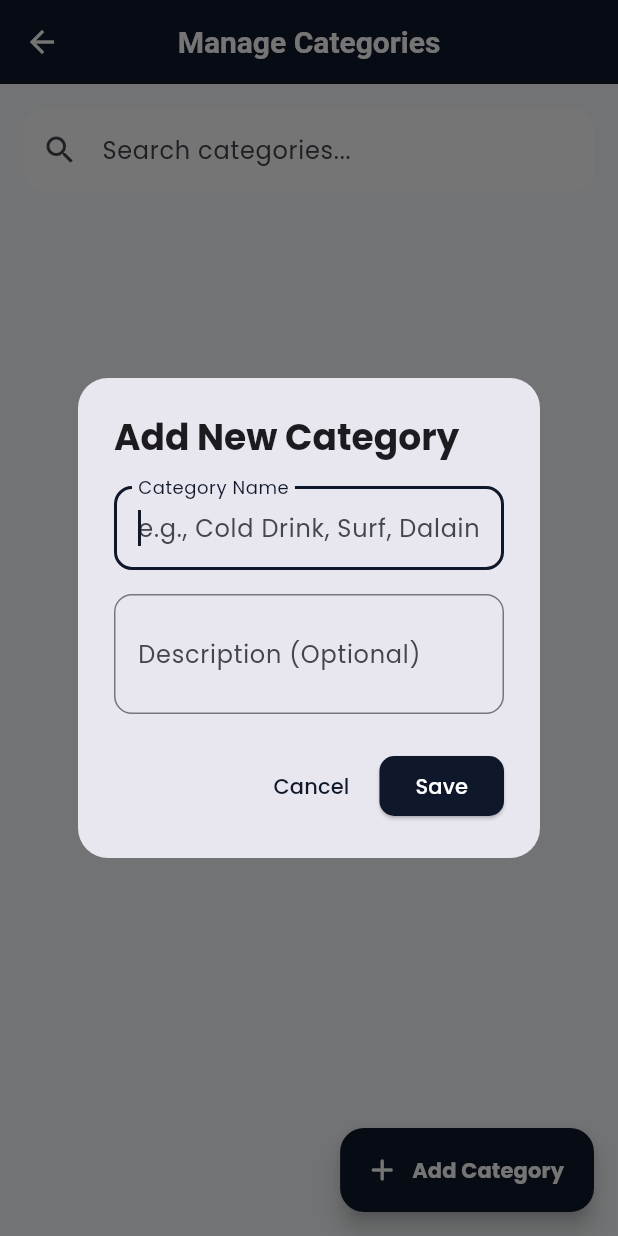
After one commit to RehanAhmadDev/AzamKiryanaStore, a Flutter app: the CategoryScreen screen opened directly, after a tap on "Add Category", on a phone screen of 412 x 824 dp. The commit adds this screen. Run offline on Flutter 3.47's test engine with Material 3 defaults, Android fonts, the phone set to English and light mode, and no system bars; our stand-ins replace flutter_riverpod, google_fonts, pdf, printing, sqflite, supabase_flutter; missing offline and left inert: file_saver, mobile_scanner; accounts and stored records are empty.

Commit message:
Added Category Management module and linked Category ID to Product Entity

```diff
--- /dev/null
+++ b/lib/features/category/data/repositories/category_repository_impl.dart
@@ -0,0 +1,25 @@
+import 'package:supabase_flutter/supabase_flutter.dart';
+import '../../domain/entities/category_entity.dart';
+
+class CategoryRepositoryImpl {
+  final SupabaseClient client;
+
+  CategoryRepositoryImpl(this.client);
+
+  Future<List<CategoryEntity>> getCategories() async {
+    final response = await client.from('categories').select().order('created_at', ascending: false);
+    return (response as List).map((json) => CategoryEntity.fromJson(json)).toList();
+  }
+
+  Future<void> addCategory(CategoryEntity category) async {
+    await client.from('categories').insert(category.toJson());
+  }
+
+  Future<void> updateCategory(CategoryEntity category) async {
+    await client.from('categories').update(category.toJson()).eq('id', category.id);
+  }
+
+  Future<void> deleteCategory(String id) async {
+    await client.from('categories').delete().eq('id', id);
+  }
+}
--- /dev/null
+++ b/lib/features/category/domain/entities/category_entity.dart
@@ -0,0 +1,49 @@
+class CategoryEntity {
+  final String id;
+  final String name;
+  final String? description;
+  final DateTime createdAt;
+  final DateTime updatedAt;
+
+  CategoryEntity({
+    required this.id,
+    required this.name,
+    this.description,
+    required this.createdAt,
+    required this.updatedAt,
+  });
+
+  factory CategoryEntity.fromJson(Map<String, dynamic> json) {
+    return CategoryEntity(
+      id: json['id'] as String,
+      name: json['name'] as String,
+      description: json['description'] as String?,
+      createdAt: DateTime.parse(json['created_at'] as String),
+      updatedAt: DateTime.parse(json['updated_at'] as String),
+    );
+  }
+
+  Map<String, dynamic> toJson() {
+    return {
+      if (id.isNotEmpty) 'id': id,
+      'name': name,
+      'description': description,
+    };
+  }
+
+  CategoryEntity copyWith({
+    String? id,
+    String? name,
+    String? description,
+    DateTime? createdAt,
+    DateTime? updatedAt,
+  }) {
+    return CategoryEntity(
+      id: id ?? this.id,
+      name: name ?? this.name,
+      description: description ?? this.description,
+      createdAt: createdAt ?? this.createdAt,
+      updatedAt: updatedAt ?? this.updatedAt,
+    );
+  }
+}
--- /dev/null
+++ b/lib/features/category/presentation/screens/category_screen.dart
@@ -0,0 +1,231 @@
+import 'package:flutter/material.dart';
+import 'package:flutter_riverpod/flutter_riverpod.dart';
+import '../../../../core/theme/theme_provider.dart';
+import '../../domain/entities/category_entity.dart';
+import '../state/category_provider.dart';
+
+class CategoryScreen extends ConsumerStatefulWidget {
+  const CategoryScreen({super.key});
+
+  @override
+  ConsumerState<CategoryScreen> createState() => _CategoryScreenState();
+}
+
+class _CategoryScreenState extends ConsumerState<CategoryScreen> {
+  final TextEditingController _searchController = TextEditingController();
+  String _searchQuery = '';
+
+  @override
+  void dispose() {
+    _searchController.dispose();
+    super.dispose();
+  }
+
+  void _showAddEditDialog({CategoryEntity? category}) {
+    final isEditing = category != null;
+    final nameController = TextEditingController(text: isEditing ? category.name : '');
+    final descController = TextEditingController(text: isEditing ? category.description : '');
+
+    showDialog(
+      context: context,
+      builder: (context) {
+        return AlertDialog(
+          shape: RoundedRectangleBorder(borderRadius: BorderRadius.circular(20)),
+          title: Text(isEditing ? 'Edit Category' : 'Add New Category', style: const TextStyle(fontWeight: FontWeight.bold)),
+          content: Column(
+            mainAxisSize: MainAxisSize.min,
+            children: [
+              TextField(
+                controller: nameController,
+                decoration: InputDecoration(
+                  labelText: 'Category Name',
+                  hintText: 'e.g., Cold Drink, Surf, Dalain',
+                  border: OutlineInputBorder(borderRadius: BorderRadius.circular(12)),
+                ),
+                autofocus: true,
+              ),
+              const SizedBox(height: 16),
+              TextField(
+                controller: descController,
+                decoration: InputDecoration(
+                  labelText: 'Description (Optional)',
+                  border: OutlineInputBorder(borderRadius: BorderRadius.circular(12)),
+                ),
+                maxLines: 2,
+              ),
+            ],
+          ),
+          actions: [
+            TextButton(
+              onPressed: () => Navigator.pop(context),
+              child: const Text('Cancel'),
+            ),
+            ElevatedButton(
+              style: ElevatedButton.styleFrom(
+                backgroundColor: ref.read(themeProvider).primaryColor,
+                shape: RoundedRectangleBorder(borderRadius: BorderRadius.circular(10)),
+              ),
+              onPressed: () {
+                if (nameController.text.trim().isEmpty) return;
+
+                final newCategory = CategoryEntity(
+                  id: isEditing ? category.id : '',
+                  name: nameController.text.trim(),
+                  description: descController.text.trim(),
+                  createdAt: isEditing ? category.createdAt : DateTime.now(),
+                  updatedAt: DateTime.now(),
+                );
+
+                if (isEditing) {
+                  ref.read(categoryProvider.notifier).updateCategory(newCategory);
+                } else {
+                  ref.read(categoryProvider.notifier).addCategory(newCategory);
+                }
+
+                Navigator.pop(context);
+              },
+              child: Text(isEditing ? 'Update' : 'Save', style: const TextStyle(color: Colors.white)),
+            ),
+          ],
+        );
+      },
+    );
+  }
+
+  Future<bool?> _showDeleteConfirmation(String name) {
+    return showDialog<bool>(
+      context: context,
+      builder: (context) => AlertDialog(
+        shape: RoundedRectangleBorder(borderRadius: BorderRadius.circular(16)),
+        title: const Text('Delete Category?'),
+        content: Text('Are you sure you want to remove "$name"?'),
+        actions: [
+          TextButton(onPressed: () => Navigator.pop(context, false), child: const Text('Cancel')),
+          ElevatedButton(
+            style: ElevatedButton.styleFrom(backgroundColor: Colors.red),
+            onPressed: () => Navigator.pop(context, true),
+            child: const Text('Delete', style: TextStyle(color: Colors.white)),
+          ),
+        ],
+      ),
+    );
+  }
+
+  @override
+  Widget build(BuildContext context) {
+    final themeState = ref.watch(themeProvider);
+    final allCategories = ref.watch(categoryProvider);
+
+    final filteredCategories = allCategories.where((category) {
+      return category.name.toLowerCase().contains(_searchQuery.toLowerCase());
+    }).toList();
+
+    return Scaffold(
+      backgroundColor: const Color(0xFFF8FAFC),
+      appBar: AppBar(
+        elevation: 0,
+        backgroundColor: themeState.primaryColor,
+        title: const Text('Manage Categories', style: TextStyle(fontWeight: FontWeight.bold, color: Colors.white)),
+        centerTitle: true,
+        leading: const BackButton(color: Colors.white),
+      ),
+      body: Center(
+        child: ConstrainedBox(
+          constraints: const BoxConstraints(maxWidth: 1200),
+          child: Column(
+            children: [
+              // Search Bar
+              Padding(
+                padding: const EdgeInsets.all(16.0),
+                child: TextField(
+                  controller: _searchController,
+                  onChanged: (val) => setState(() => _searchQuery = val),
+                  decoration: InputDecoration(
+                    hintText: 'Search categories...',
+                    prefixIcon: const Icon(Icons.search),
+                    fillColor: Colors.white,
+                    filled: true,
+                    border: OutlineInputBorder(
+                      borderRadius: BorderRadius.circular(15),
+                      borderSide: BorderSide.none,
+                    ),
+                    suffixIcon: _searchController.text.isNotEmpty
+                        ? IconButton(
+                      icon: const Icon(Icons.close),
+                      onPressed: () {
+                        _searchController.clear();
+                        setState(() => _searchQuery = '');
+                      },
+                    )
+                        : null,
+                  ),
+                ),
+              ),
+
+              // Categories List
+              Expanded(
+                child: filteredCategories.isEmpty
+                    ? Center(
+                  child: Column(
+                    mainAxisAlignment: MainAxisAlignment.center,
+                    children: [
+                      Icon(Icons.category_outlined, size: 80, color: Colors.grey.shade300),
+                      const SizedBox(height: 16),
+                      const Text('No categories found', style: TextStyle(fontSize: 18, color: Colors.grey)),
+                    ],
+                  ),
+                )
+                    : ListView.builder(
+                  padding: const EdgeInsets.symmetric(horizontal: 16, vertical: 8),
+                  itemCount: filteredCategories.length,
+                  itemBuilder: (context, index) {
+                    final category = filteredCategories[index];
+                    return Container(
+                      margin: const EdgeInsets.only(bottom: 12),
+                      decoration: BoxDecoration(
+                        color: Colors.white,
+                        borderRadius: BorderRadius.circular(16),
+                        boxShadow: [BoxShadow(color: Colors.black.withOpacity(0.04), blurRadius: 10, offset: const Offset(0, 4))],
+                      ),
+                      child: ListTile(
+                        contentPadding: const EdgeInsets.all(16),
+                        title: Text(category.name, style: const TextStyle(fontWeight: FontWeight.bold, fontSize: 16)),
+                        subtitle: category.description != null && category.description!.isNotEmpty
+                            ? Text(category.description!)
+                            : null,
+                        trailing: Row(
+                          mainAxisSize: MainAxisSize.min,
+                          children: [
+                            IconButton(
+                              icon: Icon(Icons.edit_rounded, color: themeState.primaryColor),
+                              onPressed: () => _showAddEditDialog(category: category),
+                            ),
+                            IconButton(
+                              icon: const Icon(Icons.delete_outline_rounded, color: Colors.red),
+                              onPressed: () async {
+                                final confirm = await _showDeleteConfirmation(category.name);
+                                if (confirm == true) {
+                                  ref.read(categoryProvider.notifier).deleteCategory(category.id);
+                                }
+                              },
+                            ),
+                          ],
+                        ),
+                      ),
+                    );
+                  },
+                ),
+              ),
+            ],
+          ),
+        ),
+      ),
+      floatingActionButton: FloatingActionButton.extended(
+        backgroundColor: themeState.primaryColor,
+        onPressed: () => _showAddEditDialog(),
+        icon: const Icon(Icons.add_rounded, color: Colors.white),
+        label: const Text('Add Category', style: TextStyle(color: Colors.white, fontWeight: FontWeight.bold)),
+      ),
+    );
+  }
+}
--- /dev/null
+++ b/lib/features/category/presentation/state/category_provider.dart
@@ -0,0 +1,59 @@
+import 'package:flutter_riverpod/flutter_riverpod.dart';
+import 'package:supabase_flutter/supabase_flutter.dart';
+import '../../domain/entities/category_entity.dart';
+import '../../data/repositories/category_repository_impl.dart';
+
+final categoryRepositoryProvider = Provider<CategoryRepositoryImpl>((ref) {
+  return CategoryRepositoryImpl(Supabase.instance.client);
+});
+
+final categoryProvider = StateNotifierProvider<CategoryNotifier, List<CategoryEntity>>((ref) {
+  final repository = ref.watch(categoryRepositoryProvider);
+  return CategoryNotifier(repository);
+});
+
+class CategoryNotifier extends StateNotifier<List<CategoryEntity>> {
+  final CategoryRepositoryImpl repository;
+
+  CategoryNotifier(this.repository) : super([]) {
+    fetchCategories();
+  }
+
+  Future<void> fetchCategories() async {
+    try {
+      final categories = await repository.getCategories();
+      state = categories;
+    } catch (e) {
+      print("Error fetching categories: $e");
+    }
+  }
+
+  Future<void> addCategory(CategoryEntity category) async {
+    try {
+      await repository.addCategory(category);
+      await fetchCategories();
+    } catch (e) {
+      print("Error adding category: $e");
+    }
+  }
+
+  Future<void> updateCategory(CategoryEntity category) async {
+    try {
+      await repository.updateCategory(category);
+      await fetchCategories();
+    } catch (e) {
+      print("Error updating category: $e");
+    }
+  }
+
+  Future<void> deleteCategory(String id) async {
+    final previousState = state;
+    state = state.where((c) => c.id != id).toList();
+    try {
+      await repository.deleteCategory(id);
+    } catch (e) {
+      print("Error deleting category: $e");
+      state = previousState;
+    }
+  }
+}
--- a/lib/features/dashboard/presentation/pages/dashboard_screen.dart
+++ b/lib/features/dashboard/presentation/pages/dashboard_screen.dart
@@ -21,6 +21,9 @@ import '../../../inventory/presentation/state/inventory_provider.dart';
 
 import '../../../expenses/presentation/pages/add_expense_screen.dart';
 import '../../../expenses/presentation/pages/expense_list_screen.dart';
+
+// 🚀 NAYA IMPORT: Category Screen ke liye
+import '../../../category/presentation/screens/category_screen.dart';
 
 import 'business_reports_screen.dart';
 
@@ -367,6 +370,12 @@ class _DashboardScreenState extends ConsumerState<DashboardScreen> {
                   Navigator.push(context, MaterialPageRoute(builder: (context) => const stock.InventoryScreen()));
                 }),
 
+                // 🚀 NAYA BUTTON: Category Management
+                _drawerItem(icon: Icons.category_rounded, title: 'Category Management', onTap: () {
+                  Navigator.pop(context);
+                  Navigator.push(context, MaterialPageRoute(builder: (context) => const CategoryScreen()));
+                }),
+
                 _drawerItem(icon: Icons.warning_amber_rounded, title: 'Low Stock Items', onTap: () {
                   Navigator.pop(context);
                   Navigator.push(context, MaterialPageRoute(builder: (context) => const LowStockScreen()));
```
